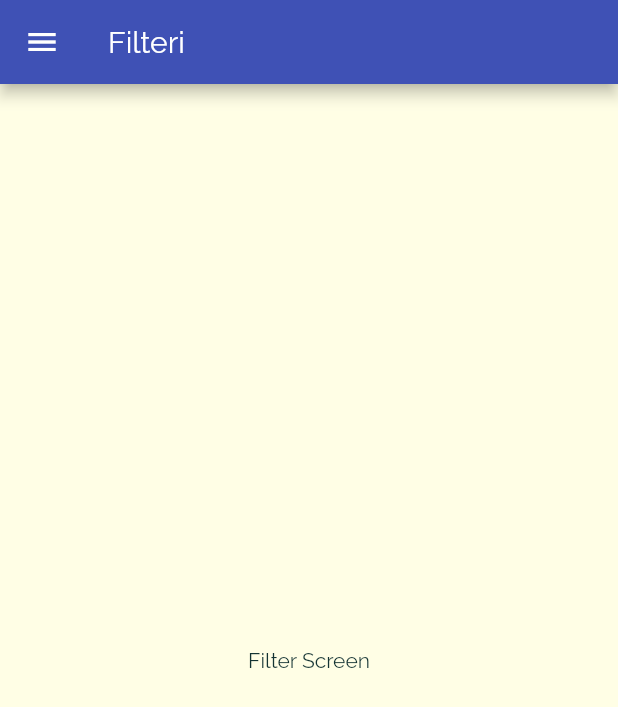
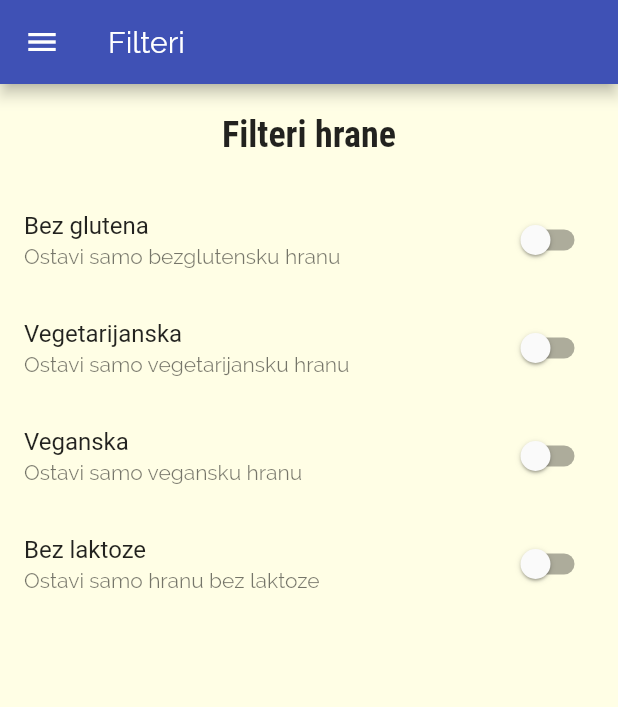
Before and after one commit to azemavdic/meal_app_flutter, a Flutter app: the FiltersScreen screen opened by its route, on a phone screen of 412 x 824 dp. Shown: the top 707 px of the screen. Run offline on Flutter 3.47's test engine with Material 2 defaults, Android fonts, the phone set to English and light mode, and no system bars.

Commit message:
added filter switches

```diff
--- a/lib/screens/filters_screen.dart
+++ b/lib/screens/filters_screen.dart
@@ -1,8 +1,29 @@
 import 'package:flutter/material.dart';
 import 'package:meals_app_navigation/widgets/main_drawer.dart';
 
-class FiltersScreen extends StatelessWidget {
+class FiltersScreen extends StatefulWidget {
   static const routeName = '/filters';
+
+  @override
+  _FiltersScreenState createState() => _FiltersScreenState();
+}
+
+class _FiltersScreenState extends State<FiltersScreen> {
+  var _glutenFree = false;
+  var _vegetarian = false;
+  var _vegan = false;
+  var _lactoseFree = false;
+
+  Widget _buildSwitchListTile(
+      {String title, String subtitle, bool newValue, Function updateValue}) {
+    return SwitchListTile(
+      title: Text(title),
+      subtitle: Text(subtitle),
+      value: newValue,
+      onChanged: updateValue,
+    );
+  }
+
   @override
   Widget build(BuildContext context) {
     return Scaffold(
@@ -10,8 +31,58 @@ class FiltersScreen extends StatelessWidget {
         title: Text('Filteri'),
       ),
       drawer: MainDrawer(),
-      body: Center(
-        child: Text('Filter Screen'),
+      body: Column(
+        children: [
+          Container(
+            padding: EdgeInsets.all(20),
+            child: Text(
+              'Filteri hrane',
+              style: Theme.of(context).textTheme.headline6,
+            ),
+          ),
+          Expanded(
+            child: ListView(
+              children: [
+                _buildSwitchListTile(
+                    title: 'Bez glutena',
+                    subtitle: 'Ostavi samo bezglutensku hranu',
+                    newValue: _glutenFree,
+                    updateValue: (bool value) {
+                      setState(() {
+                        _glutenFree = value;
+                      });
+                    }),
+                _buildSwitchListTile(
+                    title: 'Vegetarijanska',
+                    subtitle: 'Ostavi samo vegetarijansku hranu',
+                    newValue: _vegetarian,
+                    updateValue: (bool value) {
+                      setState(() {
+                        _vegetarian = value;
+                      });
+                    }),
+                _buildSwitchListTile(
+                    title: 'Veganska',
+                    subtitle: 'Ostavi samo vegansku hranu',
+                    newValue: _vegan,
+                    updateValue: (bool value) {
+                      setState(() {
+                        _vegan = value;
+                      });
+                    }),
+                _buildSwitchListTile(
+                    title: 'Bez laktoze',
+                    subtitle: 'Ostavi samo hranu bez laktoze',
+                    newValue: _lactoseFree,
+                    updateValue: (bool value) {
+                      setState(() {
+                        _lactoseFree = value;
+                      });
+                    }),
+              ],
+            ),
+          ),
+        ],
       ),
     );
   }
```
